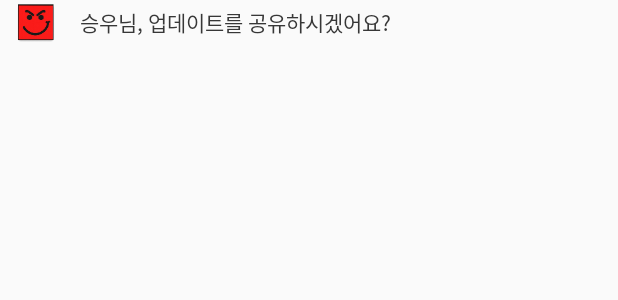
After one commit to lsw3886/BoostcampProject, an Android app: the layout second_header.xml on its own in the app's theme, with its tools: preview values and no code run, on a phone screen of 412 x 824 dp. The commit adds this screen. Shown: the top 300 px of the screen. Run offline under Robolectric (Android 15) with nearby library versions, the phone set to English and light mode, and no system bars.

Commit message:
add second head

```diff
--- a/app/src/main/res/layout/post_item.xml
+++ b/app/src/main/res/layout/post_item.xml
@@ -2,6 +2,7 @@
 <LinearLayout xmlns:android="http://schemas.android.com/apk/res/android"
     android:layout_width="match_parent"
     android:layout_height="wrap_content"
+
     android:id="@+id/post_item_layout"
     android:orientation="vertical"
     >
@@ -70,7 +71,6 @@
         android:layout_width="match_parent"
         android:layout_height="200dp"
         android:scaleType="fitXY"
-        android:src="@drawable/yuk"
 
         />
 
--- /dev/null
+++ b/app/src/main/res/layout/second_header.xml
@@ -0,0 +1,22 @@
+<?xml version="1.0" encoding="utf-8"?>
+<LinearLayout xmlns:android="http://schemas.android.com/apk/res/android"
+    android:layout_width="match_parent"
+    android:layout_height="30dp"
+    android:id="@+id/second_header"
+    android:orientation="horizontal"
+    >
+    <ImageView
+        android:layout_width="wrap_content"
+        android:layout_height="wrap_content"
+        android:src="@mipmap/profile1"/>
+    <TextView
+        android:layout_width="match_parent"
+        android:layout_height="wrap_content"
+        android:layout_marginLeft="5dp"
+        android:text="승우님, 업데이트를 공유하시겠어요?"
+        android:layout_gravity="center"
+        android:textColor ="#373737"
+       />
+
+
+</LinearLayout>
```
Also changed, not shown: app/src/main/java/com/example/lsw38/facebook/PostAdapter.java (+39 -15 lines), 101 other files.
